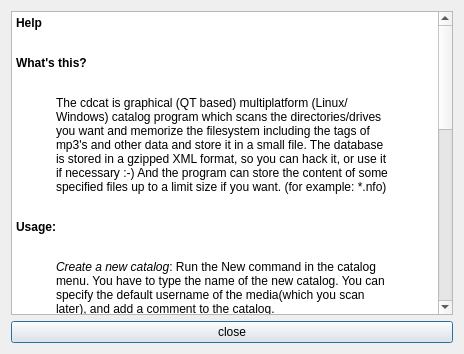
This is src/help.ui in ypid/cdcat as Qt 5 draws it before an edit. The edited form follows.
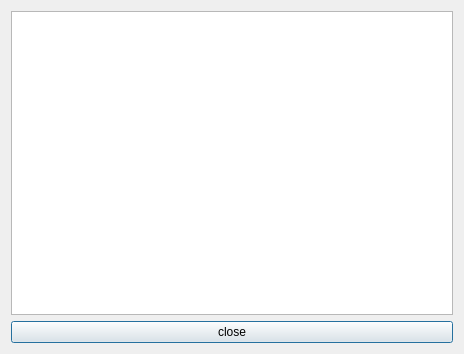
This is the edited form.

Commit message: - help dialog reworked

What changed in the file:
```diff
--- a/src/help.ui
+++ b/src/help.ui
@@ -23,17 +23,7 @@
 &lt;html>&lt;head>&lt;meta name="qrichtext" content="1" />&lt;style type="text/css">
 p, li { white-space: pre-wrap; }
 &lt;/style>&lt;/head>&lt;body style=" font-family:'DejaVu Sans'; font-size:9pt; font-weight:400; font-style:normal;">
-&lt;p style=" margin-top:12px; margin-bottom:12px; margin-left:0px; margin-right:0px; -qt-block-indent:0; text-indent:0px;">&lt;span style=" font-weight:600;">Help&lt;/span>&lt;/p>
-&lt;p style=" margin-top:0px; margin-bottom:0px; margin-left:0px; margin-right:0px; -qt-block-indent:0; text-indent:0px;">&lt;br />&lt;span style=" font-weight:600;">What's this?&lt;/span>&lt;br />&lt;/p>
-&lt;p style=" margin-top:12px; margin-bottom:12px; margin-left:40px; margin-right:40px; -qt-block-indent:0; text-indent:0px;">The cdcat is graphical (QT based) multiplatform (Linux/Windows) catalog program which scans the directories/drives you want and memorize the filesystem including the tags of mp3's and other data and store it in a small file. The database is stored in a gzipped XML format, so you can hack it, or use it if necessary :-) And the program can store the content of some specified files up to a limit size if you want. (for example: *.nfo) &lt;/p>
-&lt;p style=" margin-top:0px; margin-bottom:0px; margin-left:0px; margin-right:0px; -qt-block-indent:0; text-indent:0px;">&lt;br />&lt;span style=" font-weight:600;">Usage:&lt;/span>&lt;br />&lt;/p>
-&lt;p style=" margin-top:12px; margin-bottom:12px; margin-left:40px; margin-right:40px; -qt-block-indent:0; text-indent:0px;">&lt;span style=" font-style:italic;">Create a new catalog&lt;/span>: Run the &lt;span style=" font-family:'Courier New,courier';">New&lt;/span> command in the catalog menu. You have to type the name of the new catalog. You can specify the default username of the media(which you scan later), and add a comment to the catalog.&lt;br />Before the scanning select the necessary readable components in the config dialog, which can be mp3 tags content of some files or etc. If you done this, you "can scan one of your media with &lt;span style=" font-family:'Courier New,courier';">Add media&lt;/span>command in the Edit menu. In that dialog you have to specyfi the directory/or drive the media you want to add. It's recommended to specify the name and the number of the media which has to be unique. (The program always generate one identical name and number) You can label the media to a owner, if necessary. &lt;br />If you scanned your media, you will be able to browse in it with the browser window (like mc) , or search in it. You can save the catalog with &lt;span style=" font-family:'Courier New,courier';">save as&lt;/span> command in the Catalog menu. &lt;br />&lt;br />&lt;span style=" font-style:italic;">Open an existing catalog:&lt;/span>Run the &lt;span style=" font-family:'Courier New,courier';">open&lt;/span> command in the Catalog menu, and choice the file of the catalog. (*.hcf) After the opening you will be able browse the catalog or search in it. &lt;br />&lt;/p>
-&lt;p style=" margin-top:0px; margin-bottom:0px; margin-left:0px; margin-right:0px; -qt-block-indent:0; text-indent:0px;">&lt;br />&lt;span style=" font-weight:600;">Author:&lt;/span> &lt;/p>
-&lt;p style=" margin-top:12px; margin-bottom:12px; margin-left:40px; margin-right:40px; -qt-block-indent:0; text-indent:0px;">The program was written by Peter Deak (hungary)&lt;br />E-mail: hyperr@freemail.hu &lt;br />&lt;/p>
-&lt;p style=" margin-top:0px; margin-bottom:0px; margin-left:0px; margin-right:0px; -qt-block-indent:0; text-indent:0px;">&lt;br />&lt;span style=" font-weight:600;">License:&lt;/span> &lt;/p>
-&lt;p style=" margin-top:12px; margin-bottom:12px; margin-left:40px; margin-right:40px; -qt-block-indent:0; text-indent:0px;">General Public License (GPL)&lt;/p>
-&lt;p style=" margin-top:0px; margin-bottom:0px; margin-left:0px; margin-right:0px; -qt-block-indent:0; text-indent:0px;">&lt;br />&lt;span style=" font-weight:600;">Homepage:&lt;/span> &lt;/p>
-&lt;p style=" margin-top:12px; margin-bottom:12px; margin-left:40px; margin-right:40px; -qt-block-indent:0; text-indent:0px;">You can read about the program and get new versions, sources etc, in the hompage of cdcat:&lt;br />&lt;span style=" font-family:'Courier New,courier';">http://cdcat.sourceforge.net&lt;/span>&lt;/p>&lt;/body>&lt;/html></string>
+&lt;p style="-qt-paragraph-type:empty; margin-top:12px; margin-bottom:12px; margin-left:40px; margin-right:40px; -qt-block-indent:0; text-indent:0px;">&lt;/p>&lt;/body>&lt;/html></string>
      </property>
      <property name="text" stdset="0" >
       <string>&lt;p align="center">&lt;font size="+1">&lt;b>Help&lt;/b>&lt;/font>&lt;/p>&lt;br>
```
The commit also changes 2 other files.
